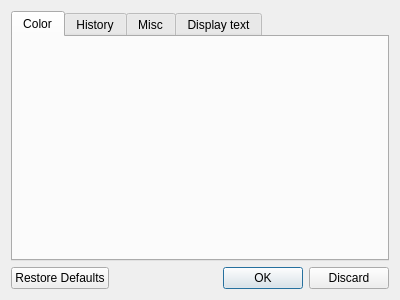
First picture: the form in ui/preferences_dialog.ui, repository monal-im/DebugTools, before the edit.
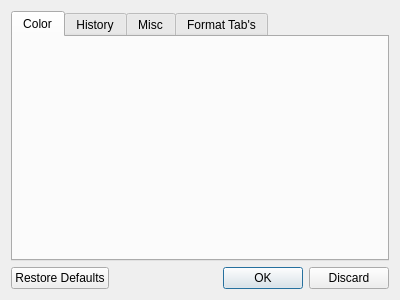
Second picture: the form after the edit. The open tabs and pages were chosen to show the change.

What changed in the file:
```diff
--- a/ui/preferences_dialog.ui
+++ b/ui/preferences_dialog.ui
@@ -55,7 +55,7 @@
      </widget>
      <widget class="QWidget" name="uiTab_displayText">
       <attribute name="title">
-       <string>Display text</string>
+       <string>Format Tab's</string>
       </attribute>
       <layout class="QVBoxLayout" name="verticalLayout_4">
        <item>
```
Left out of the diff: 6 changed lines with no effect on the pictures.
